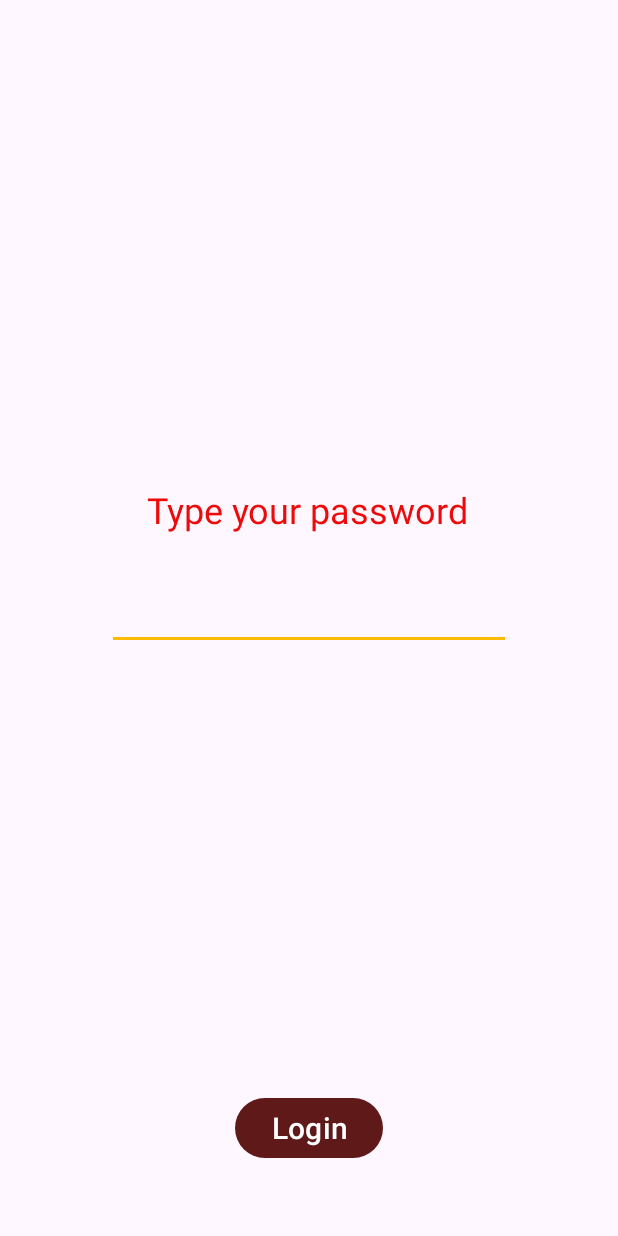
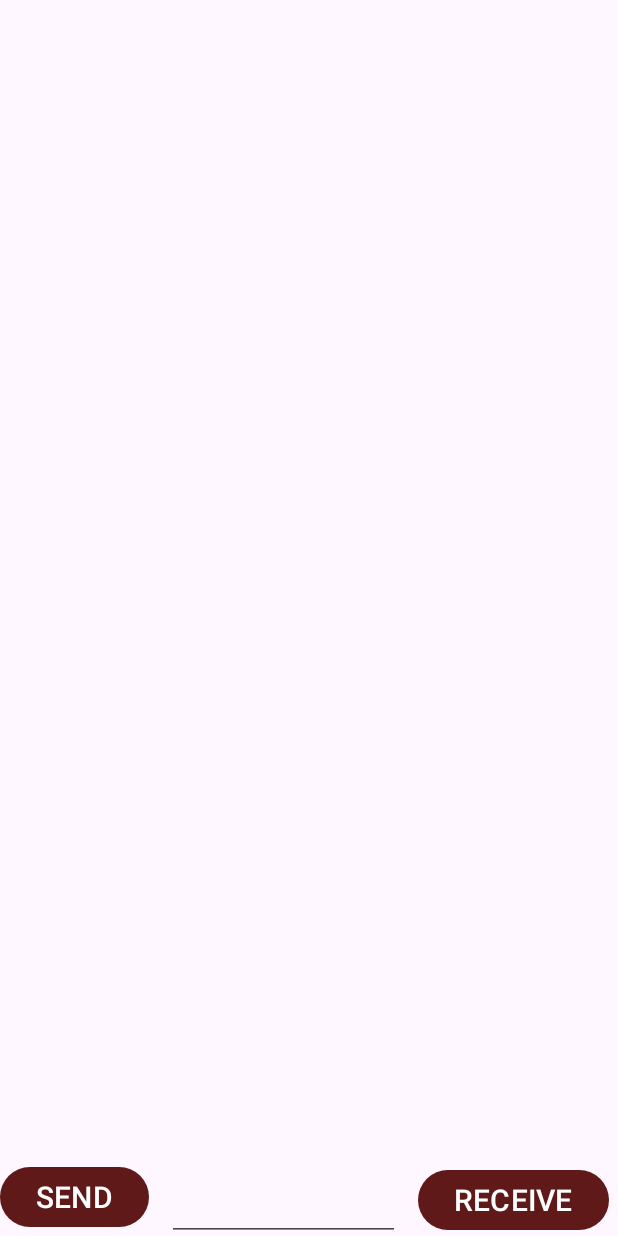
Before and after one commit to Etieno-Josiah/MyAndroidLabs, an Android app: the screen it shows after launch (MainActivity before the commit, ChatRoom after it), on a phone screen of 412 x 824 dp. Run offline under Robolectric (Android 15) with nearby library versions, the phone set to English and light mode, and no system bars.

Commit message:
Week 6 lab finished

```diff
--- /dev/null
+++ b/app/src/main/java/com/example/etienosandroidlabs/ChatRoom.java
@@ -0,0 +1,118 @@
+package com.example.etienosandroidlabs;
+
+import androidx.annotation.NonNull;
+import androidx.appcompat.app.AppCompatActivity;
+import androidx.lifecycle.ViewModelProvider;
+import androidx.recyclerview.widget.LinearLayoutManager;
+import androidx.recyclerview.widget.RecyclerView;
+
+import android.os.Bundle;
+import android.view.View;
+import android.view.ViewGroup;
+import android.widget.TextView;
+
+import com.example.etienosandroidlabs.databinding.ActivityChatRoomBinding;
+import com.example.etienosandroidlabs.databinding.ReceiveMessageBinding;
+import com.example.etienosandroidlabs.databinding.SentMessageBinding;
+
+import java.text.SimpleDateFormat;
+import java.util.ArrayList;
+import java.util.Date;
+
+import data.ChatRoomViewModel;
+
+public class ChatRoom extends AppCompatActivity {
+
+    ActivityChatRoomBinding binding;
+    ChatRoomViewModel chatModel;
+
+    ArrayList<ChatMessage> messages = new ArrayList<>();
+    private RecyclerView.Adapter myAdapter;
+    @Override
+    protected void onCreate(Bundle savedInstanceState) {
+        super.onCreate(savedInstanceState);
+
+        chatModel = new ViewModelProvider(this).get(ChatRoomViewModel.class);
+//        messages = chatModel.messages.getValue();
+//
+//        if(messages == null){
+//            chatModel.messages.postValue(messages = new ArrayList<String>());
+//        }
+
+        binding = ActivityChatRoomBinding.inflate(getLayoutInflater());
+        setContentView(binding.getRoot());
+
+
+
+        binding.sendButton.setOnClickListener(clk -> {
+            SimpleDateFormat sdf = new SimpleDateFormat("EEEE, dd-MMM-yyyy hh-mm-ss a");
+            String currentDateandTime = sdf.format(new Date());
+            String typed = binding.textInput.getText().toString();
+            ChatMessage chatMessage = new ChatMessage(typed, currentDateandTime, true);
+
+
+            messages.add(chatMessage);
+            myAdapter.notifyItemInserted(messages.size()-1);
+            binding.textInput.setText("");
+            binding.recyclerView.setLayoutManager(new LinearLayoutManager(this));
+        });
+
+        binding.receiveButton.setOnClickListener(clk -> {
+            SimpleDateFormat sdf = new SimpleDateFormat("EEEE, dd-MMM-yyyy hh-mm-ss a");
+            String currentDateandTime = sdf.format(new Date());
+            String typed = binding.textInput.getText().toString();
+            ChatMessage chatMessage = new ChatMessage(typed, currentDateandTime, false);
+
+            messages.add(chatMessage);
+            myAdapter.notifyItemInserted(messages.size()-1);
+            binding.textInput.setText("");
+            binding.recyclerView.setLayoutManager(new LinearLayoutManager(this));
+        });
+
+
+        binding.recyclerView.setAdapter(myAdapter = new RecyclerView.Adapter<MyRowHolder>() {
+            @NonNull
+            @Override
+            public MyRowHolder onCreateViewHolder(@NonNull ViewGroup parent, int viewType) {
+                SentMessageBinding sBinding = null;
+                ReceiveMessageBinding rBinding = null;
+
+                if(viewType == 0) {
+                    sBinding = SentMessageBinding.inflate(getLayoutInflater());
+                } else {
+                    rBinding = ReceiveMessageBinding.inflate(getLayoutInflater());
+                }
+                return new MyRowHolder(sBinding == null ? rBinding.getRoot(): sBinding.getRoot());
+            }
+
+            @Override
+            public void onBindViewHolder(@NonNull MyRowHolder holder, int position) {
+                holder.messageText.setText("");
+                holder.timeText.setText("");
+                ChatMessage obj = messages.get(position);
+                holder.messageText.setText(obj.getMessage());
+                holder.timeText.setText(obj.getTimeSent());
+            }
+
+            @Override
+            public int getItemCount() {
+                return messages.size();
+            }
+
+            @Override
+            public int getItemViewType(int position){
+                return messages.get(position).isSentButton ? 0 : 1;
+            }
+        });
+    }
+
+    class MyRowHolder extends RecyclerView.ViewHolder{
+        TextView messageText;
+        TextView timeText;
+        public MyRowHolder(@NonNull View itemView){
+            super(itemView);
+            messageText = itemView.findViewById(R.id.message);
+            timeText = itemView.findViewById(R.id.time);
+        }
+    }
+}
--- /dev/null
+++ b/app/src/main/java/data/ChatRoomViewModel.java
@@ -0,0 +1,10 @@
+package data;
+
+import androidx.lifecycle.MutableLiveData;
+import androidx.lifecycle.ViewModel;
+
+import java.util.ArrayList;
+
+public class ChatRoomViewModel extends ViewModel {
+    public MutableLiveData<ArrayList<String>> messages = new MutableLiveData<>();
+}
--- /dev/null
+++ b/app/src/main/res/layout/activity_chat_room.xml
@@ -0,0 +1,56 @@
+<?xml version="1.0" encoding="utf-8"?>
+<androidx.constraintlayout.widget.ConstraintLayout xmlns:android="http://schemas.android.com/apk/res/android"
+    xmlns:app="http://schemas.android.com/apk/res-auto"
+    xmlns:tools="http://schemas.android.com/tools"
+    android:layout_width="match_parent"
+    android:layout_height="match_parent"
+    tools:context=".ChatRoom">
+
+    <androidx.recyclerview.widget.RecyclerView
+        android:id="@+id/recyclerView"
+        android:layout_width="match_parent"
+        android:layout_height="match_parent"
+        app:layout_constraintBottom_toBottomOf="parent"
+        app:layout_constraintEnd_toEndOf="parent"
+        app:layout_constraintHorizontal_bias="1.0"
+        app:layout_constraintStart_toStartOf="parent"
+        app:layout_constraintTop_toTopOf="parent"
+        app:layout_constraintVertical_bias="0.0">
+
+    </androidx.recyclerview.widget.RecyclerView>
+
+    <Button
+        android:id="@+id/sendButton"
+        android:layout_width="wrap_content"
+        android:layout_height="wrap_content"
+        android:text="@string/button_messageNew"
+        android:textSize="20sp"
+        app:layout_constraintBottom_toBottomOf="parent"
+        app:layout_constraintStart_toStartOf="parent"
+        app:layout_constraintTop_toTopOf="@+id/textInput" />
+
+    <EditText
+        android:id="@+id/textInput"
+        android:layout_width="155dp"
+        android:layout_height="55dp"
+        android:layout_marginStart="12dp"
+        android:layout_marginBottom="8dp"
+        android:ems="10"
+        android:inputType="text"
+        app:layout_constraintBottom_toBottomOf="parent"
+        app:layout_constraintStart_toEndOf="@+id/sendButton"
+        app:layout_constraintTop_toTopOf="@+id/receiveButton"
+        app:layout_constraintVertical_bias="0.266" />
+
+    <Button
+        android:id="@+id/receiveButton"
+        android:layout_width="wrap_content"
+        android:layout_height="wrap_content"
+        android:layout_marginStart="12dp"
+        android:text="@string/receive"
+        android:textSize="20sp"
+        app:layout_constraintBottom_toBottomOf="parent"
+        app:layout_constraintStart_toEndOf="@+id/textInput" />
+
+
+</androidx.constraintlayout.widget.ConstraintLayout>
--- a/app/src/main/res/values/strings.xml
+++ b/app/src/main/res/values/strings.xml
@@ -4,4 +4,8 @@
     <string name="button_message">Login</string>
     <string name="password_good">Your password is complex enough</string>
     <string name="password_bad">You shall not pass!</string>
+    <string name="message">Message goes here</string>
+    <string name="time">Time goes here</string>
+    <string name="button_messageNew">SEND</string>
+    <string name="receive">RECEIVE</string>
 </resources>
```
Also changed, not shown: app/build.gradle.kts (+9 -4 lines), app/src/main/AndroidManifest.xml (+10 -0 lines), app/src/main/java/com/example/etienosandroidlabs/ChatMessage.java (added, +25 -0 lines), app/src/main/res/layout/receive_message.xml (added, +37 -0 lines), app/src/main/res/layout/sent_message.xml (added, +33 -0 lines), app/src/main/res/drawable/receive_image.png (added), app/src/main/res/drawable/send_image.png (added), 1 other file.
